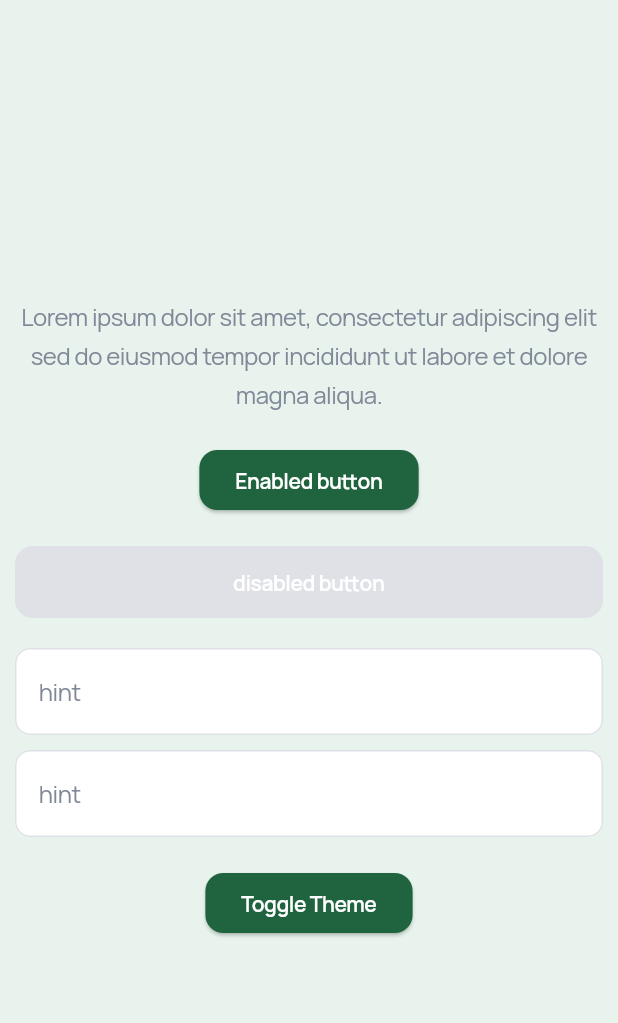
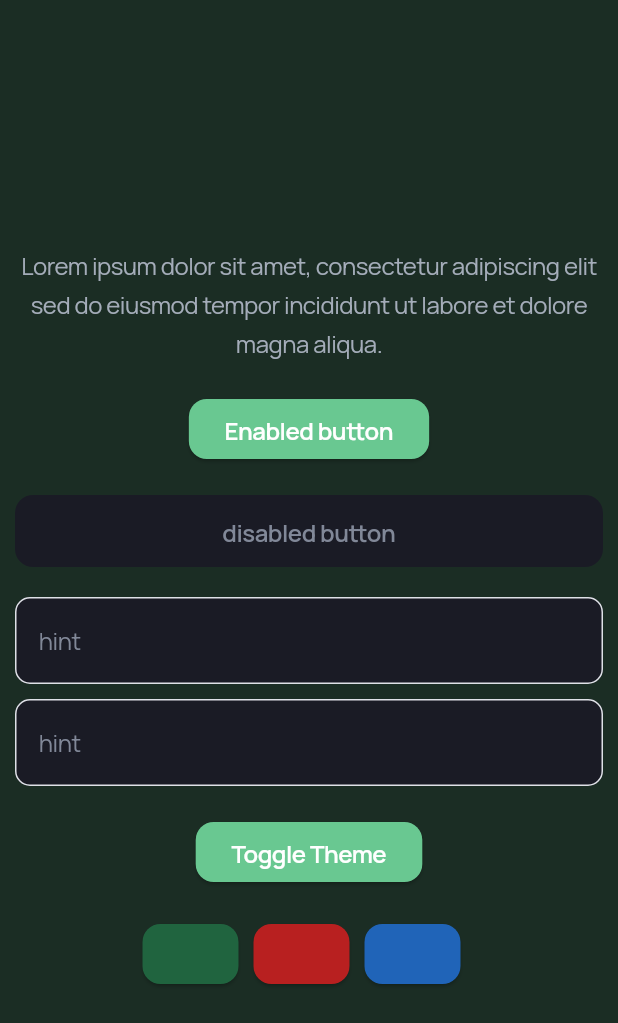
Before and after one commit to MahmoudALBndkji/Flutter-Multi-Theme, a Flutter app: the screen it shows after launch, after a tap on "Toggle Theme", on a phone screen of 412 x 824 dp. Shown: the top 1023 px of the screen. Run offline on Flutter 3.47's test engine with Material 3 defaults, Android fonts, the phone set to English and light mode, and no system bars; our stand-ins replace flutter_bloc, hydrated_bloc.

Commit message:
Display ( Green , Red , Blue ) Colors To Change Theme

```diff
--- a/lib/demo_screen.dart
+++ b/lib/demo_screen.dart
@@ -1,8 +1,9 @@
 import 'package:flutter/material.dart';
-import 'package:flutter_bloc/flutter_bloc.dart';
+import 'package:flutter_theme_app/core/config/theme/app_colors.dart';
 import 'package:flutter_theme_app/core/config/theme/app_text_styles.dart';
-import 'package:flutter_theme_app/core/config/theme/cubit/theme_cubit.dart';
 import 'package:flutter_theme_app/core/config/theme/extensions/theme_extensions.dart';
+import 'package:flutter_theme_app/core/enum/theme_name.dart';
+import 'package:flutter_theme_app/core/utils/theme_functions.dart';
 
 class DemoScreen extends StatelessWidget {
   const DemoScreen({super.key});
@@ -13,6 +14,7 @@ class DemoScreen extends StatelessWidget {
       body: Center(
         child: Padding(
           padding: const EdgeInsets.all(10.0),
+          child: SingleChildScrollView(
             child: Column(
               mainAxisAlignment: MainAxisAlignment.center,
               children: [
@@ -46,12 +48,44 @@ class DemoScreen extends StatelessWidget {
                 ),
                 const SizedBox(height: 20),
                 ElevatedButton(
-                onPressed: () => context.read<ThemeCubit>().updateTheme(
-                      context.isDarkMode ? ThemeMode.light : ThemeMode.dark,
-                    ),
+                  onPressed: () {
+                    toggleMode(context);
+                  },
                   child: const Text("Toggle Theme"),
                 ),
+                const SizedBox(height: 20),
+                Row(
+                  mainAxisAlignment: MainAxisAlignment.center,
+                  children: [
+                    ElevatedButton(
+                      onPressed: () =>
+                          toggleTheme(context, ThemeNameEnum.green),
+                      style: ElevatedButton.styleFrom(
+                        backgroundColor: AppColors.primaryLightGreen300,
+                      ),
+                      child: const SizedBox(),
+                    ),
+                    const SizedBox(width: 10.0),
+                    ElevatedButton(
+                      onPressed: () => toggleTheme(context, ThemeNameEnum.red),
+                      style: ElevatedButton.styleFrom(
+                        backgroundColor: AppColors.primaryLightRed300,
+                      ),
+                      child: const SizedBox(),
+                    ),
+                    const SizedBox(width: 10.0),
+                    ElevatedButton(
+                      onPressed: () => toggleTheme(context, ThemeNameEnum.blue),
+                      style: ElevatedButton.styleFrom(
+                        backgroundColor: AppColors.primaryLightBlue300,
+                      ),
+                      child: const SizedBox(),
+                    ),
+                    const SizedBox(width: 10.0),
                   ],
+                ),
+              ],
+            ),
           ),
         ),
       ),
```
Lines whose indentation alone changed are shown as unchanged.
